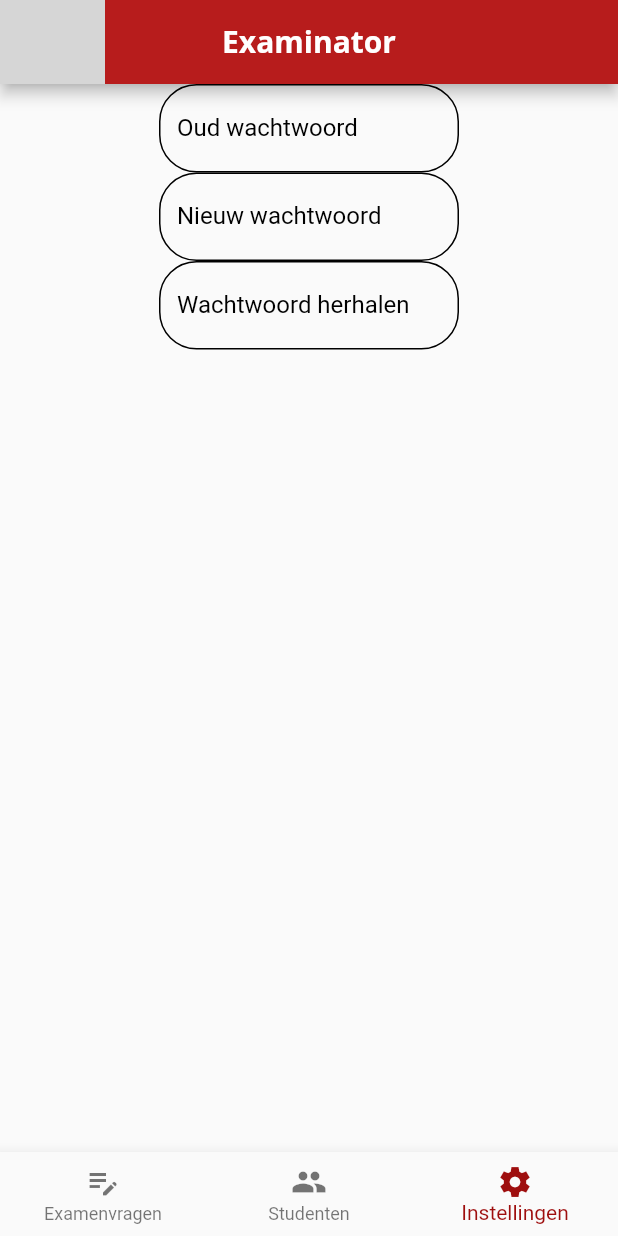
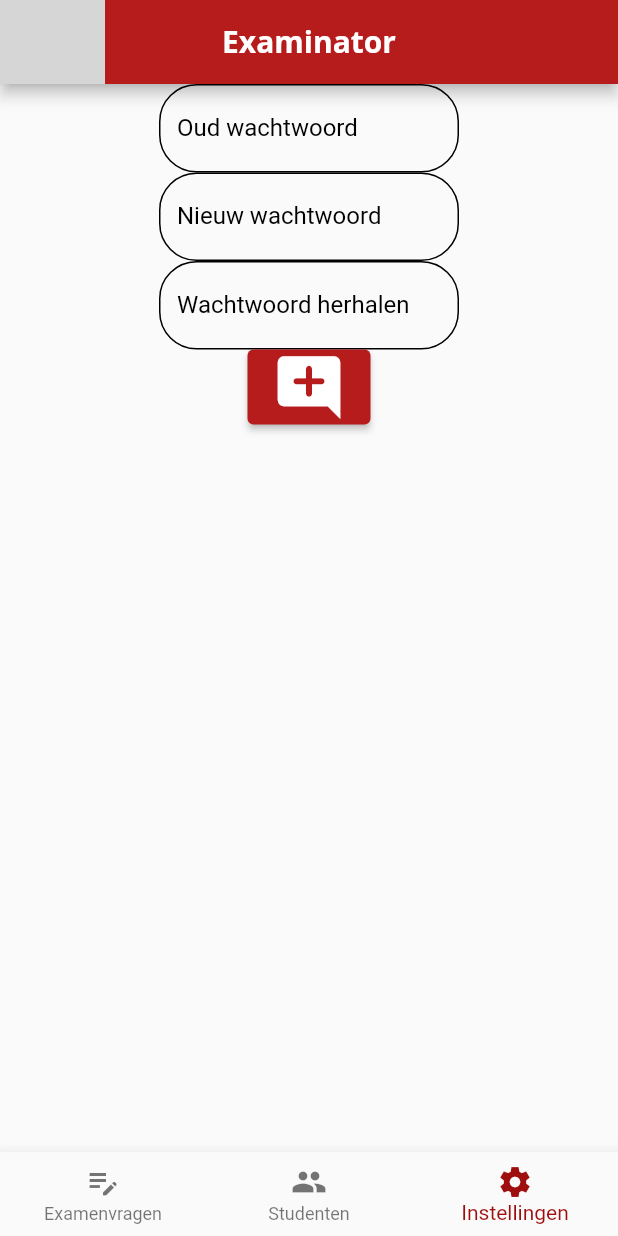
Before and after one commit to Jamerze/IntroMobileProject, a Flutter app: the screen it shows after launch, item 3 of the bottom bar chosen, on a phone screen of 412 x 824 dp. Run offline on Flutter 3.47's test engine with Material 2 defaults, Android fonts, the phone set to English and light mode, and no system bars; missing offline and left inert: dart:js; Roboto replaces fonts that are missing (Open Sans); grey boxes are pictures that could not be loaded.

```diff
--- a/lib/lector.dart
+++ b/lib/lector.dart
@@ -281,6 +281,13 @@ class _MyStatefulWidgetState extends State<MyStatefulWidget> {
             ),
           ),
         ),
+        ElevatedButton(
+          style: ElevatedButton.styleFrom(
+            primary: Colors.red[900], // background
+          ),
+          onPressed: () {},
+          child: Icon(Icons.add_comment_rounded, size: 50, color: Colors.white),
+        ),
       ],
     )
   ];
```
